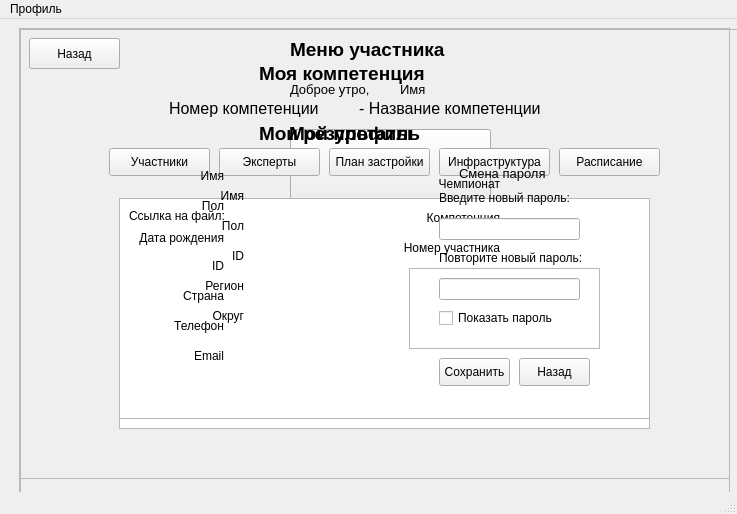
Old version of the form ui_files/CompetitorWindowUi.ui in the repository antons201/WorldSkills__CourseWork.
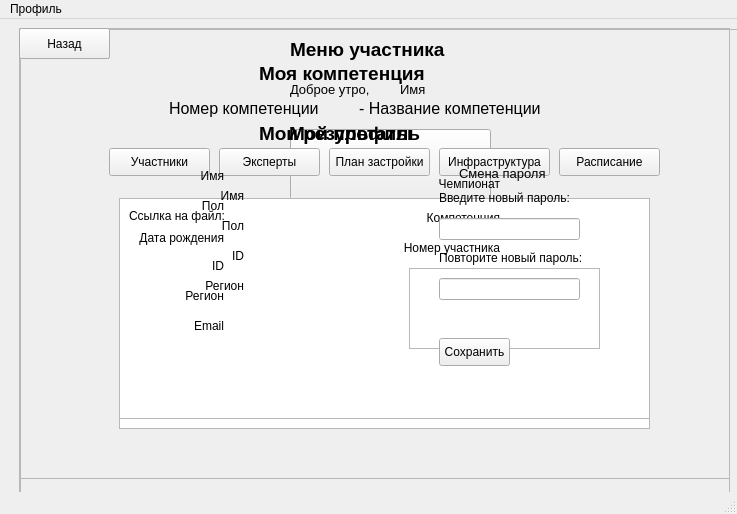
New version of the form.

```diff
--- a/ui_files/CompetitorWindowUi.ui
+++ b/ui_files/CompetitorWindowUi.ui
@@ -378,35 +378,6 @@
       <string/>
      </property>
     </widget>
-    <widget class="QLabel" name="DistrictLabel">
-     <property name="geometry">
-      <rect>
-       <x>170</x>
-       <y>280</y>
-       <width>55</width>
-       <height>16</height>
-      </rect>
-     </property>
-     <property name="text">
-      <string>Округ</string>
-     </property>
-     <property name="alignment">
-      <set>Qt::AlignRight|Qt::AlignTrailing|Qt::AlignVCenter</set>
-     </property>
-    </widget>
-    <widget class="QLabel" name="InfoDistrictLabel">
-     <property name="geometry">
-      <rect>
-       <x>250</x>
-       <y>280</y>
-       <width>55</width>
-       <height>16</height>
-      </rect>
-     </property>
-     <property name="text">
-      <string/>
-     </property>
-    </widget>
     <widget class="QLabel" name="InfoIdLabel">
      <property name="geometry">
       <rect>
@@ -423,8 +394,8 @@
     <widget class="QPushButton" name="RBackButton">
      <property name="geometry">
       <rect>
-       <x>10</x>
-       <y>10</y>
+       <x>0</x>
+       <y>0</y>
        <width>91</width>
        <height>31</height>
       </rect>
@@ -465,8 +436,8 @@
     <widget class="QLabel" name="ErrorLabel">
      <property name="geometry">
       <rect>
-       <x>424</x>
-       <y>300</y>
+       <x>420</x>
+       <y>280</y>
        <width>141</width>
        <height>20</height>
       </rect>
@@ -479,7 +450,7 @@
      <property name="geometry">
       <rect>
        <x>420</x>
-       <y>330</y>
+       <y>310</y>
        <width>71</width>
        <height>28</height>
       </rect>
@@ -492,7 +463,7 @@
      <property name="geometry">
       <rect>
        <x>150</x>
-       <y>320</y>
+       <y>290</y>
        <width>55</width>
        <height>16</height>
       </rect>
@@ -520,22 +491,6 @@
       <set>Qt::AlignRight|Qt::AlignTrailing|Qt::AlignVCenter</set>
      </property>
     </widget>
-    <widget class="QLabel" name="PhoneLabel">
-     <property name="geometry">
-      <rect>
-       <x>150</x>
-       <y>290</y>
-       <width>55</width>
-       <height>16</height>
-      </rect>
-     </property>
-     <property name="text">
-      <string>Телефон</string>
-     </property>
-     <property name="alignment">
-      <set>Qt::AlignRight|Qt::AlignTrailing|Qt::AlignVCenter</set>
-     </property>
-    </widget>
     <widget class="QLabel" name="BirthLabel">
      <property name="geometry">
       <rect>
@@ -552,26 +507,13 @@
       <set>Qt::AlignRight|Qt::AlignTrailing|Qt::AlignVCenter</set>
      </property>
     </widget>
-    <widget class="QCheckBox" name="PasswordCheckBox">
-     <property name="geometry">
-      <rect>
-       <x>420</x>
-       <y>280</y>
-       <width>121</width>
-       <height>20</height>
-      </rect>
-     </property>
-     <property name="text">
-      <string>Показать пароль</string>
-     </property>
-    </widget>
     <widget class="QPushButton" name="ExitButton">
      <property name="geometry">
       <rect>
-       <x>500</x>
-       <y>330</y>
-       <width>71</width>
-       <height>28</height>
+       <x>0</x>
+       <y>0</y>
+       <width>91</width>
+       <height>31</height>
       </rect>
      </property>
      <property name="text">
@@ -583,7 +525,7 @@
       <rect>
        <x>420</x>
        <y>220</y>
-       <width>161</width>
+       <width>171</width>
        <height>20</height>
       </rect>
      </property>
@@ -591,19 +533,6 @@
       <string>Повторите новый пароль:</string>
      </property>
     </widget>
-    <widget class="QLabel" name="InfoPhoneLabel">
-     <property name="geometry">
-      <rect>
-       <x>220</x>
-       <y>290</y>
-       <width>55</width>
-       <height>16</height>
-      </rect>
-     </property>
-     <property name="text">
-      <string/>
-     </property>
-    </widget>
     <widget class="QLabel" name="InfoCountryLabel">
      <property name="geometry">
       <rect>
@@ -622,7 +551,7 @@
       <rect>
        <x>440</x>
        <y>130</y>
-       <width>111</width>
+       <width>121</width>
        <height>31</height>
       </rect>
      </property>
@@ -640,7 +569,7 @@
       <rect>
        <x>420</x>
        <y>160</y>
-       <width>141</width>
+       <width>151</width>
        <height>20</height>
       </rect>
      </property>
@@ -716,7 +645,7 @@
       </rect>
      </property>
      <property name="text">
-      <string>Страна</string>
+      <string>Регион</string>
      </property>
      <property name="alignment">
       <set>Qt::AlignRight|Qt::AlignTrailing|Qt::AlignVCenter</set>
@@ -746,7 +675,7 @@
      <property name="geometry">
       <rect>
        <x>220</x>
-       <y>320</y>
+       <y>290</y>
        <width>55</width>
        <height>16</height>
       </rect>
@@ -1034,8 +963,8 @@
     <widget class="QPushButton" name="CBackButton">
      <property name="geometry">
       <rect>
-       <x>10</x>
-       <y>10</y>
+       <x>0</x>
+       <y>0</y>
        <width>91</width>
        <height>31</height>
       </rect>
```
